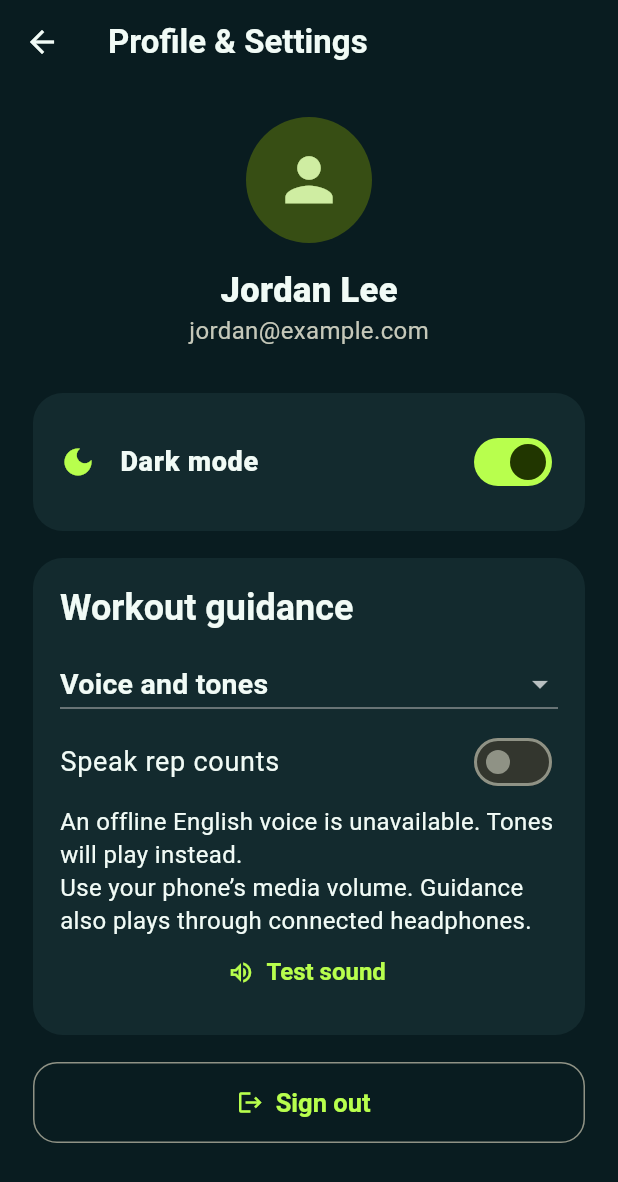
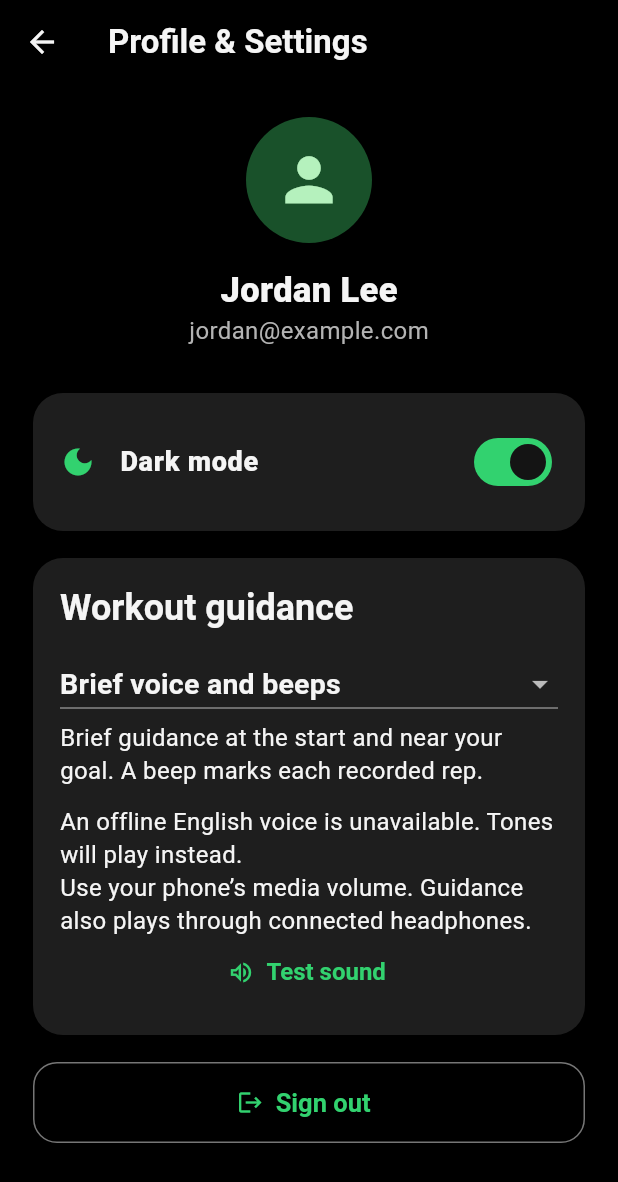
Before and after one commit to ProjectSupportInc/FIT-Tracker-App, a Flutter app: the screen it shows after launch, after a tap on "Continue with Google", after a tap on the "person outline" icon, on a phone screen of 412 x 824 dp. Shown: the top 1182 px of the screen. Run offline on Flutter 3.47's test engine with Material 3 defaults, Android fonts, the phone set to English and light mode, and no system bars; our stand-ins replace flutter_blue_plus, permission_handler; accounts and stored records are empty.

Commit message:
UI theme changes, rep beep sound, text to voice speech for guiding the workout. Tested with esp32 firmware version commitID = ed27f0fe

```diff
--- a/lib/app/fittracker_theme.dart
+++ b/lib/app/fittracker_theme.dart
@@ -19,23 +19,23 @@ import 'package:flutter/material.dart';
 
 /// Named color constants reused by fitTheme() and presentation widgets.
 class FitColors {
-  /// Bright accent used for primary buttons, badges, and progress indicators.
-  static const lime = Color(0xFFB8FF4D);
+  /// Bright accent used for selected dates, badges, and progress indicators.
+  static const accent = Color(0xFF32D26F);
 
   /// Dark-mode page background.
-  static const navy = Color(0xFF091C20);
+  static const background = Color(0xFF000000);
 
   /// Dark-mode card/surface background.
-  static const navyCard = Color(0xFF132A2E);
+  static const surface = Color(0xFF1E1E1E);
 
-  /// Dark text/icon color, especially on the lime accent.
-  static const ink = Color(0xFF14292C);
+  /// Dark text/icon color, especially on the green accent.
+  static const ink = Color(0xFF141414);
 
   /// Pale background used for light-mode badges and navigation selection.
-  static const softGreen = Color(0xFFE8F0ED);
+  static const accentContainerLight = Color(0xFFE4F4E9);
 
   /// Secondary accent used for selected icons and small headings.
-  static const peach = Color(0xFFF2A16C);
+  static const amber = Color(0xFFFFB340);
 }
 
 /// Theme state created by FitTrackerApp and passed through MainShell to ProfileScreen.
@@ -62,21 +62,32 @@ ThemeData fitTheme(Brightness brightness) {
   final dark = brightness == Brightness.dark;
 
   /// Page/app-bar background chosen for this brightness.
-  final background = dark ? FitColors.navy : const Color(0xFFF4F8F7);
+  final background = dark ? FitColors.background : const Color(0xFFF5F5F5);
 
   /// Card and navigation surface color chosen for this brightness.
-  final surface = dark ? FitColors.navyCard : Colors.white;
+  final surface = dark ? FitColors.surface : Colors.white;
 
   /// Default readable text color chosen for this brightness.
-  final foreground = dark ? const Color(0xFFF1FBF6) : FitColors.ink;
+  final foreground = dark ? const Color(0xFFF5F5F5) : FitColors.ink;
 
   /// Material color scheme passed into ThemeData.
   final scheme = ColorScheme.fromSeed(
-    seedColor: FitColors.lime,
+    seedColor: FitColors.accent,
     brightness: brightness,
-    primary: dark ? FitColors.lime : const Color(0xFF315B45),
+    primary: dark ? FitColors.accent : const Color(0xFF167A3E),
     surface: surface,
     onSurface: foreground,
+    onPrimary: dark ? FitColors.ink : Colors.white,
+    secondary: dark ? FitColors.amber : const Color(0xFF8C5000),
+    onSurfaceVariant: dark ? const Color(0xFFB3B3B3) : const Color(0xFF595959),
+    surfaceContainerHighest:
+        dark ? const Color(0xFF2B2B2B) : const Color(0xFFE8E8E8),
+    surfaceContainerHigh:
+        dark ? const Color(0xFF262626) : const Color(0xFFF0F0F0),
+    surfaceContainer: surface,
+    surfaceContainerLow: surface,
+    outline: const Color(0xFF767676),
+    outlineVariant: dark ? const Color(0xFF383838) : const Color(0xFFD6D6D6),
   );
 
   // Larger reading sizes keep workout prompts legible at arm's length.
@@ -119,7 +130,8 @@ ThemeData fitTheme(Brightness brightness) {
     ),
     navigationBarTheme: NavigationBarThemeData(
       backgroundColor: surface,
-      indicatorColor: dark ? const Color(0xFF294A3B) : FitColors.softGreen,
+      indicatorColor:
+          dark ? const Color(0xFF303030) : FitColors.accentContainerLight,
       height: 78,
       labelTextStyle: WidgetStateProperty.all(
         const TextStyle(fontSize: 12, fontWeight: FontWeight.w700),
@@ -127,8 +139,8 @@ ThemeData fitTheme(Brightness brightness) {
     ),
     filledButtonTheme: FilledButtonThemeData(
       style: FilledButton.styleFrom(
-        backgroundColor: FitColors.lime,
-        foregroundColor: FitColors.ink,
+        backgroundColor: dark ? Colors.white : FitColors.ink,
+        foregroundColor: dark ? FitColors.ink : Colors.white,
         minimumSize: const Size.fromHeight(56),
         shape: RoundedRectangleBorder(borderRadius: BorderRadius.circular(16)),
         textStyle: const TextStyle(fontSize: 18, fontWeight: FontWeight.w800),
--- a/lib/core/widgets/fit_widgets.dart
+++ b/lib/core/widgets/fit_widgets.dart
@@ -100,12 +100,15 @@ class FitBadge extends StatelessWidget {
       padding: const EdgeInsets.symmetric(horizontal: 10, vertical: 7),
       decoration: BoxDecoration(
         color: highlight
-            ? FitColors.lime
-            : (dark ? const Color(0xFF254247) : FitColors.softGreen),
+            ? FitColors.accent
+            : (dark ? const Color(0xFF303030) : FitColors.accentContainerLight),
         borderRadius: BorderRadius.circular(30),
       ),
       child: Row(mainAxisSize: MainAxisSize.min, children: [
-        if (icon != null) ...[Icon(icon, size: 16), const SizedBox(width: 6)],
+        if (icon != null) ...[
+          Icon(icon, size: 16, color: highlight ? FitColors.ink : null),
+          const SizedBox(width: 6)
+        ],
         Flexible(
             child: Text(label,
                 style: TextStyle(
@@ -168,7 +171,7 @@ class StatTile extends StatelessWidget {
           child: Column(
         crossAxisAlignment: CrossAxisAlignment.start,
         children: [
-          Icon(icon, color: FitColors.peach),
+          Icon(icon, color: FitColors.amber),
           const SizedBox(height: 12),
           Text(number,
               style: Theme.of(context)
--- a/lib/features/auth/presentation/sign_in_screen.dart
+++ b/lib/features/auth/presentation/sign_in_screen.dart
@@ -31,7 +31,7 @@ class SignInScreen extends StatelessWidget {
                 width: 124,
                 decoration: BoxDecoration(
                   gradient: const LinearGradient(
-                      colors: [FitColors.lime, Color(0xFF79C96B)]),
+                      colors: [FitColors.accent, Color(0xFF20994A)]),
                   borderRadius: BorderRadius.circular(35),
                 ),
                 child: const Icon(Icons.fitness_center_rounded,
--- a/lib/features/home/presentation/today_screen.dart
+++ b/lib/features/home/presentation/today_screen.dart
@@ -53,7 +53,7 @@ class _TodayScreenState extends State<TodayScreen> {
             children: [
               Text(longDate(today).toUpperCase(),
                   style: const TextStyle(
-                      color: FitColors.peach,
+                      color: FitColors.amber,
                       fontSize: 11,
                       fontWeight: FontWeight.w900,
                       letterSpacing: 1.5)),
@@ -71,7 +71,7 @@ class _TodayScreenState extends State<TodayScreen> {
                 padding: const EdgeInsets.all(24),
                 decoration: BoxDecoration(
                   gradient: const LinearGradient(
-                      colors: [Color(0xFF103238), Color(0xFF224E48)]),
+                      colors: [Color(0xFF1E1E1E), Color(0xFF333333)]),
                   borderRadius: BorderRadius.circular(26),
                 ),
                 child: Stack(children: [
@@ -79,7 +79,7 @@ class _TodayScreenState extends State<TodayScreen> {
                       right: -10,
                       top: 0,
                       child: Icon(Icons.fitness_center_rounded,
-                          size: 112, color: FitColors.lime.withAlpha(40))),
+                          size: 112, color: FitColors.accent.withAlpha(40))),
                   const Column(
                       crossAxisAlignment: CrossAxisAlignment.start,
                       children: [
@@ -95,7 +95,7 @@ class _TodayScreenState extends State<TodayScreen> {
                         SizedBox(height: 11),
                         Text('Show up. Move with purpose. Get stronger.',
                             style: TextStyle(
-                                color: Color(0xFFCCDFD8), fontSize: 12)),
+                                color: Color(0xFFCCCCCC), fontSize: 12)),
                       ]),
                 ]),
               ),
@@ -173,7 +173,7 @@ class _TodayScreenState extends State<TodayScreen> {
           child: Container(
             padding: const EdgeInsets.symmetric(vertical: 12),
             decoration: BoxDecoration(
-              color: selected ? FitColors.lime : Theme.of(context).cardColor,
+              color: selected ? FitColors.accent : Theme.of(context).cardColor,
               borderRadius: BorderRadius.circular(15),
             ),
             child: Column(children: [
--- a/lib/features/meals/presentation/meals_screen.dart
+++ b/lib/features/meals/presentation/meals_screen.dart
@@ -25,7 +25,7 @@ class MealsScreen extends StatelessWidget {
               child: Column(
                   crossAxisAlignment: CrossAxisAlignment.start,
                   children: [
-                const Icon(Icons.restaurant, size: 44, color: FitColors.lime),
+                const Icon(Icons.restaurant, size: 44, color: FitColors.accent),
                 const SizedBox(height: 18),
                 Text('Meal plans',
                     style: Theme.of(context)
--- a/lib/features/profile/presentation/profile_screen.dart
+++ b/lib/features/profile/presentation/profile_screen.dart
@@ -47,7 +47,7 @@ class ProfileScreen extends StatelessWidget {
           title: const Text('Dark mode',
               style: TextStyle(fontWeight: FontWeight.w800)),
           secondary: Icon(theme.isDark ? Icons.dark_mode : Icons.light_mode,
-              color: FitColors.lime),
+              color: FitColors.accent),
         )),
         const SizedBox(height: 18),
         if (AppServices.of(context).audio != null)
--- a/lib/features/progress/presentation/progress_screen.dart
+++ b/lib/features/progress/presentation/progress_screen.dart
@@ -82,7 +82,7 @@ class ProgressScreen extends StatelessWidget {
                           if (vm.resultFor(workout, ex) != null) ...[
                             Row(children: [
                               const Icon(Icons.check_circle_outline,
-                                  size: 18, color: FitColors.lime),
+                                  size: 18, color: FitColors.accent),
                               const SizedBox(width: 10),
                               Expanded(
                                   child: Text(ex.name,
--- a/lib/features/shell/presentation/main_shell.dart
+++ b/lib/features/shell/presentation/main_shell.dart
@@ -45,7 +45,7 @@ class _MainShellState extends State<MainShell> {
   Widget build(BuildContext context) => Scaffold(
         appBar: AppBar(
           title: const Row(children: [
-            Icon(Icons.north_east_rounded, color: FitColors.lime),
+            Icon(Icons.north_east_rounded, color: FitColors.accent),
             SizedBox(width: 8),
             Text('FITTRACKER',
                 style: TextStyle(
--- a/lib/features/workouts/presentation/exercise_complete_screen.dart
+++ b/lib/features/workouts/presentation/exercise_complete_screen.dart
@@ -43,7 +43,7 @@ class ExerciseCompleteScreen extends StatelessWidget {
               child: Column(children: [
                 const CircleAvatar(
                     radius: 57,
-                    backgroundColor: FitColors.lime,
+                    backgroundColor: FitColors.accent,
                     child: Icon(Icons.check_rounded,
                         size: 63, color: FitColors.ink)),
                 const SizedBox(height: 24),
--- a/lib/features/workouts/presentation/workout_audio.dart
+++ b/lib/features/workouts/presentation/workout_audio.dart
@@ -24,14 +24,15 @@ class WorkoutAudio extends ChangeNotifier {
   final WorkoutViewModel workouts;
   final MethodChannel _channel;
   WorkoutAudioMode mode = WorkoutAudioMode.voice;
-  bool speakReps = false;
   bool voiceAvailable = false;
   bool _foreground = true, _disposed = false, _active = false;
   bool _visible = false;
   bool _wasDisconnected = false;
+  bool _needsSnapshot = false;
   String? _session, _lastCue;
   TrackerState? _state;
   int _reps = 0, _calibration = 0;
+  bool _nearTargetAnnounced = false, _targetAnnounced = false;
 
   Future<dynamic> _invoke(String method, [Object? arguments]) async {
     try {
@@ -48,22 +49,18 @@ class WorkoutAudio extends ChangeNotifier {
     if (_disposed || settings is! Map) return;
     mode = WorkoutAudioMode.values.firstWhere((m) => m.name == settings['mode'],
         orElse: () => WorkoutAudioMode.voice);
-    speakReps = settings['speakReps'] == true;
     voiceAvailable = settings['voiceAvailable'] == true;
     notifyListeners();
   }
 
-  Future<void> setPreferences({WorkoutAudioMode? mode, bool? speakReps}) async {
+  Future<void> setPreferences({WorkoutAudioMode? mode}) async {
     this.mode = mode ?? this.mode;
-    this.speakReps = speakReps ?? this.speakReps;
     await _invoke('stop');
-    await _invoke(
-        'setSettings', {'mode': this.mode.name, 'speakReps': this.speakReps});
+    await _invoke('setSettings', {'mode': this.mode.name});
     if (!_disposed) notifyListeners();
   }
 
-  Future<void> preview() =>
-      _cue('Get ready. Hold your starting position.', 'ready');
+  Future<void> preview() => _cue('Good job.', 'rep');
 
   Future<void> _cue(String? text, String tone) async {
     if (!_foreground || mode == WorkoutAudioMode.muted) return;
@@ -96,8 +93,11 @@ class WorkoutAudio extends ChangeNotifier {
       _reps = 0;
       _calibration = 0;
       _wasDisconnected = false;
+      _nearTargetAnnounced = false;
+      _targetAnnounced = false;
     }
     if (!active) {
+      _needsSnapshot = true;
       unawaited(_invoke('stop'));
       return;
     }
@@ -116,45 +116,50 @@ class WorkoutAudio extends ChangeNotifier {
       return;
     }
     if (status == null) return;
-    String? text = _wasDisconnected ? 'Tracker reconnected.' : null;
-    _wasDisconnected = false;
+    final recovering = _wasDisconnected || _needsSnapshot || _state == null;
+    String? text;
     var tone = 'ready';
     if (status.event == TrackerEvent.calibrationReset && _calibration > 0) {
-      text = 'Calibration reset. Take your starting position.';
+      text = 'Calibration reset. Get ready.';
       tone = 'reset';
-    } else if (status.state != _state) {
+    } else if (status.state != _state || _wasDisconnected) {
       text = switch (status.state) {
-        TrackerState.waitPickup => 'Take your starting position.',
-        TrackerState.settling => 'Hold this position.',
-        TrackerState.calibrating =>
-          'Begin three controlled reps. Pause briefly between reps.',
-        TrackerState.running => workouts.liveReps == 3
-            ? 'Ready. Three reps counted. Keep going.'
-            : 'Continue your set.',
+        TrackerState.waitPickup => 'Waiting for start.',
+        TrackerState.settling => 'Hold position.',
+        TrackerState.calibrating => 'Begin your reps.',
         TrackerState.paused => 'Workout paused.',
-        TrackerState.finished => 'Set ended.',
         TrackerState.error => 'Tracker problem. Rest the equipment.',
-        TrackerState.idle => null,
+        _ => null,
       };
       if (status.state == TrackerState.error) tone = 'error';
     }
-    if (status.state == TrackerState.calibrating &&
-        status.calibrationReps > _calibration) {
-      text = switch (status.calibrationReps) {
-        1 => 'One recorded. Repeat the same movement.',
-        2 => 'Two recorded. Repeat once more.',
-        _ => 'Three recorded.',
-      };
+    // A recovered count is a snapshot, not a new rep to announce.
+    final counted = !recovering &&
+        _state != TrackerState.paused &&
+        ((status.state == TrackerState.calibrating &&
+                status.calibrationReps > _calibration) ||
+            (status.state == TrackerState.running &&
+                workouts.liveReps >
+                    (_state == TrackerState.calibrating
+                        ? _calibration
+                        : _reps)));
+    final target = workouts.activeExercise!.targetReps;
+    if (status.state == TrackerState.running) {
+      if (counted && workouts.liveReps >= target && !_targetAnnounced) {
+        text = 'Good job.';
+      } else if (counted &&
+          target > 2 &&
+          workouts.liveReps == target - 2 &&
+          !_nearTargetAnnounced) {
+        text = 'Two more left.';
+      }
+      // Do not replay milestones after reconnect, resume, or extra repetitions.
+      if (workouts.liveReps >= target - 2) _nearTargetAnnounced = true;
+      if (workouts.liveReps >= target) _targetAnnounced = true;
     }
-    final target = workouts.activeExercise!.targetReps;
-    final counted =
-        status.state == TrackerState.running && workouts.liveReps > _reps;
-    if (counted && workouts.liveReps >= target && _reps < target) {
-      text = 'Target reached. Finish when you are ready.';
-    } else if (counted && _state == TrackerState.running) {
-      text = speakReps ? '${workouts.liveReps}' : null;
-      tone = 'rep';
-    }
+    if (counted) tone = 'rep';
+    _wasDisconnected = false;
+    _needsSnapshot = false;
     _state = status.state;
     _calibration = status.calibrationReps;
     _reps = workouts.liveReps;
@@ -194,21 +199,18 @@ class WorkoutAudioSettings extends StatelessWidget {
                       items: const [
                         DropdownMenuItem(
                             value: WorkoutAudioMode.voice,
-                            child: Text('Voice and tones')),
+                            child: Text('Brief voice and beeps')),
                         DropdownMenuItem(
                             value: WorkoutAudioMode.tones,
-                            child: Text('Tones only')),
+                            child: Text('Beeps only')),
                         DropdownMenuItem(
                             value: WorkoutAudioMode.muted,
                             child: Text('Muted')),
                       ]),
-                  SwitchListTile(
-                      contentPadding: EdgeInsets.zero,
-                      title: const Text('Speak rep counts'),
-                      value: audio.speakReps,
-                      onChanged: audio.mode == WorkoutAudioMode.voice
-                          ? (value) => audio.setPreferences(speakReps: value)
-                          : null),
+                  const Padding(
+                      padding: EdgeInsets.only(bottom: 12),
+                      child: Text(
+                          'Brief guidance at the start and near your goal. A beep marks each recorded rep.')),
                   if (audio.mode == WorkoutAudioMode.voice &&
                       !audio.voiceAvailable)
                     const Text(
--- a/lib/features/workouts/presentation/workout_card.dart
+++ b/lib/features/workouts/presentation/workout_card.dart
@@ -57,7 +57,7 @@ class WorkoutCard extends StatelessWidget {
             decoration: BoxDecoration(
               color: locked
                   ? Theme.of(context).colorScheme.surfaceContainerHighest
-                  : FitColors.lime,
+                  : FitColors.accent,
               borderRadius: BorderRadius.circular(16),
             ),
             child: Icon(
```
Also changed, not shown: lib/features/workouts/presentation/workout_detail_screen.dart (+4 -3 lines), 3 other files.
